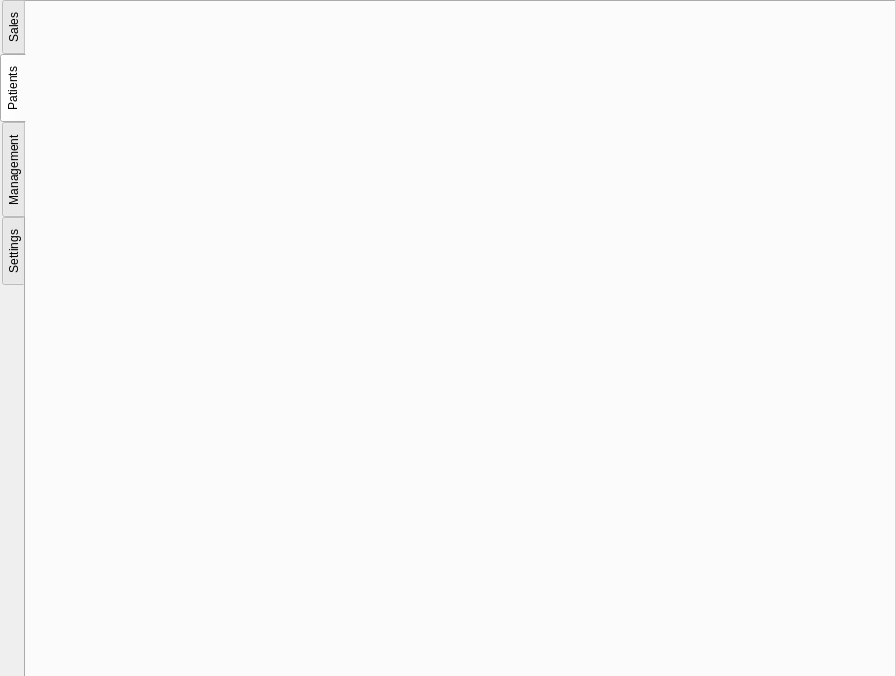
This is mainwindow.ui in WNewsome/Pharmaceutical-Point-of-Sale as Qt 5 draws it before an edit. The edited form follows.
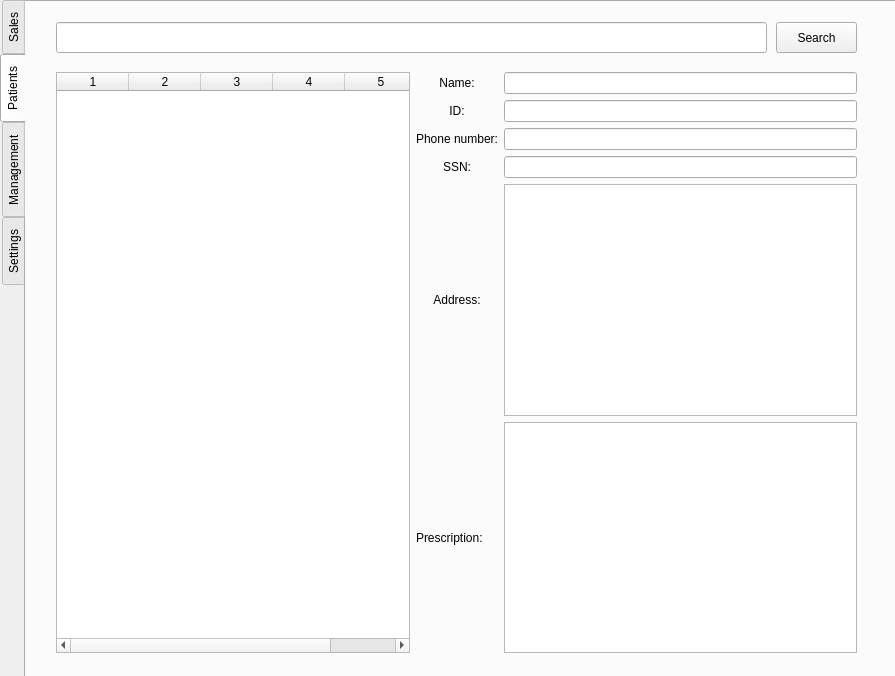
This is the edited form. The open tabs and pages were chosen to show the change.

Commit message: search patient

Patch:
```diff
--- a/mainwindow.ui
+++ b/mainwindow.ui
@@ -180,6 +180,131 @@
      <attribute name="title">
       <string>Patients</string>
      </attribute>
+     <widget class="QWidget" name="gridLayoutWidget">
+      <property name="geometry">
+       <rect>
+        <x>30</x>
+        <y>70</y>
+        <width>801</width>
+        <height>581</height>
+       </rect>
+      </property>
+      <layout class="QGridLayout" name="gridLayout_5">
+       <item row="1" column="1">
+        <widget class="QLabel" name="label_id">
+         <property name="text">
+          <string>ID:</string>
+         </property>
+         <property name="alignment">
+          <set>Qt::AlignCenter</set>
+         </property>
+        </widget>
+       </item>
+       <item row="1" column="2">
+        <widget class="QLineEdit" name="idEdit"/>
+       </item>
+       <item row="2" column="2">
+        <widget class="QLineEdit" name="phoneEdit"/>
+       </item>
+       <item row="2" column="1">
+        <widget class="QLabel" name="label_phone">
+         <property name="text">
+          <string>Phone number:</string>
+         </property>
+         <property name="alignment">
+          <set>Qt::AlignCenter</set>
+         </property>
+        </widget>
+       </item>
+       <item row="4" column="1">
+        <widget class="QLabel" name="label_address">
+         <property name="text">
+          <string>Address:</string>
+         </property>
+         <property name="alignment">
+          <set>Qt::AlignCenter</set>
+         </property>
+        </widget>
+       </item>
+       <item row="0" column="2">
+        <widget class="QLineEdit" name="nameEdit"/>
+       </item>
+       <item row="4" column="2">
+        <widget class="QPlainTextEdit" name="addressEdit"/>
+       </item>
+       <item row="5" column="1">
+        <widget class="QLabel" name="label_prescription">
+         <property name="text">
+          <string>Prescription:</string>
+         </property>
+        </widget>
+       </item>
+       <item row="5" column="2">
+        <widget class="QPlainTextEdit" name="prescriptionEdit"/>
+       </item>
+       <item row="3" column="1">
+        <widget class="QLabel" name="label_ssn">
+         <property name="text">
+          <string>SSN:</string>
+         </property>
+         <property name="alignment">
+          <set>Qt::AlignCenter</set>
+         </property>
+        </widget>
+       </item>
+       <item row="3" column="2">
+        <widget class="QLineEdit" name="ssnEdit"/>
+       </item>
+       <item row="0" column="1">
+        <widget class="QLabel" name="label_name">
+         <property name="text">
+          <string>Name:</string>
+         </property>
+         <property name="alignment">
+          <set>Qt::AlignCenter</set>
+         </property>
+        </widget>
+       </item>
+       <item row="0" column="0" rowspan="6">
+        <widget class="QTableWidget" name="tableWidget">
+         <property name="columnCount">
+          <number>5</number>
+         </property>
+         <attribute name="horizontalHeaderDefaultSectionSize">
+          <number>72</number>
+         </attribute>
+         <column/>
+         <column/>
+         <column/>
+         <column/>
+         <column/>
+        </widget>
+       </item>
+      </layout>
+     </widget>
+     <widget class="QLineEdit" name="search_lineEdit_2">
+      <property name="geometry">
+       <rect>
+        <x>30</x>
+        <y>20</y>
+        <width>711</width>
+        <height>31</height>
+       </rect>
+      </property>
+     </widget>
+     <widget class="QPushButton" name="search_button_2">
+      <property name="geometry">
+       <rect>
+        <x>750</x>
+        <y>20</y>
+        <width>81</width>
+        <height>31</height>
+       </rect>
+      </property>
+      <property name="text">
+       <string>Search</string>
+      </property>
+     </widget>
     </widget>
     <widget class="QWidget" name="tab_3">
      <attribute name="title">
```
Left out of the diff: 2 changed lines with no effect on the pictures. The commit also changes 9 other files.
